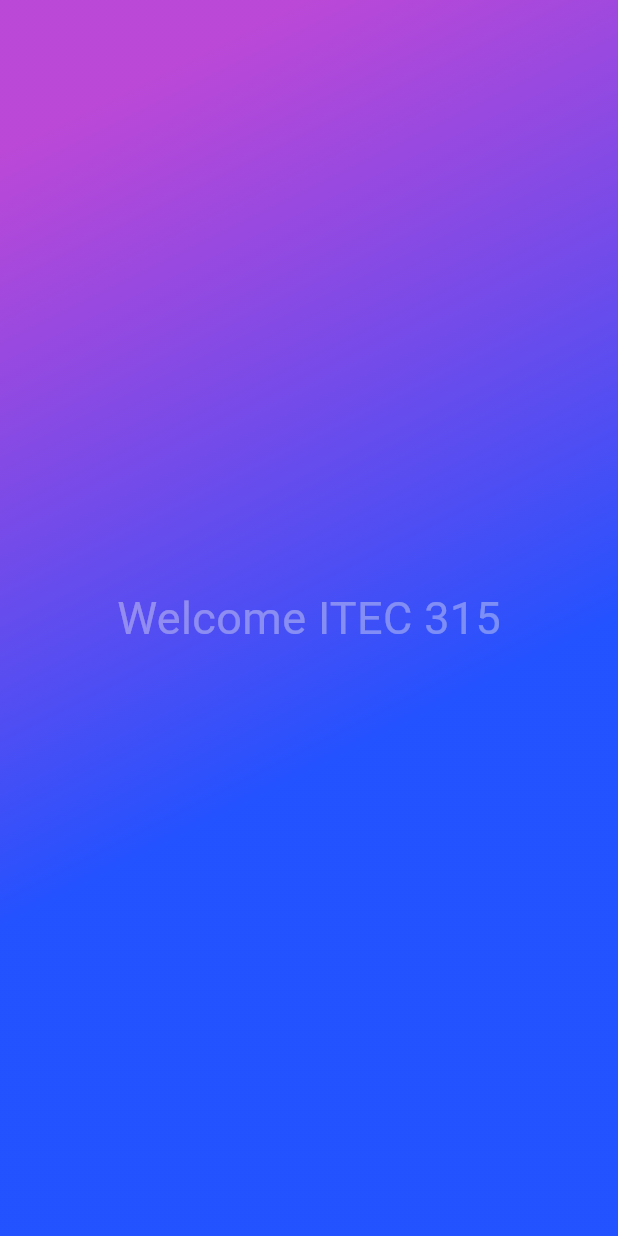
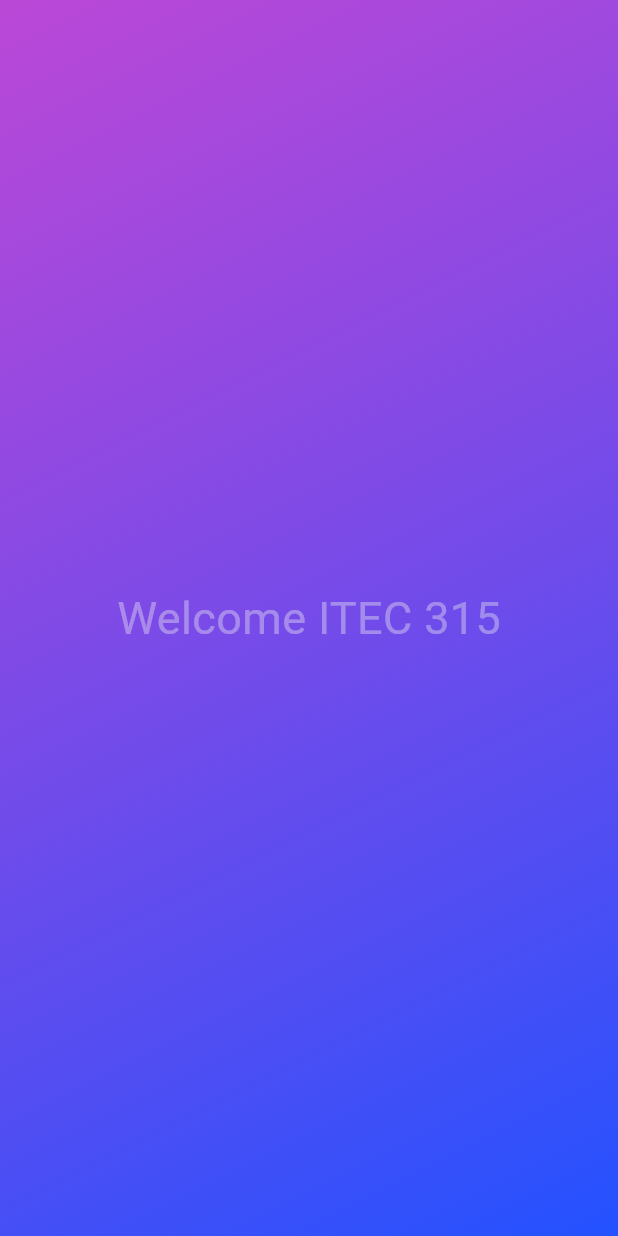
Before and after one commit to ChuckHo555/flutterapp, a Flutter app: the screen it shows after launch, on a phone screen of 412 x 824 dp. Run offline on Flutter 3.47's test engine with Material 3 defaults, Android fonts, the phone set to English and light mode, and no system bars.

Commit message:
Made Gradient Container Modifiable

```diff
--- a/lib/gradient_container.dart
+++ b/lib/gradient_container.dart
@@ -2,13 +2,16 @@ import 'package:flutter/material.dart';
 import 'centered.dart';
 
 class GradientContainer extends StatelessWidget{
-  const GradientContainer({super.key});
+  GradientContainer(this.startAlignment, this.endAlignment, {super.key});
+  Alignment startAlignment;
+  Alignment endAlignment;
   @override
   Widget build(BuildContext context) {
     return Container(
-              decoration: const BoxDecoration(
+              decoration: BoxDecoration(
                 gradient: LinearGradient(
-                  begin:Alignment.topCenter,
+                  begin:startAlignment,
+                  end: endAlignment,
 
                   colors: <Color>[
                     Color.fromARGB(199, 168, 23, 204),
--- a/lib/main.dart
+++ b/lib/main.dart
@@ -6,7 +6,7 @@ void main(){
     runApp(
       MaterialApp(
           home: Scaffold(
-            body: GradientContainer(),
+            body: GradientContainer(Alignment.topLeft, Alignment.bottomRight),
           )
       ),
     );
```
